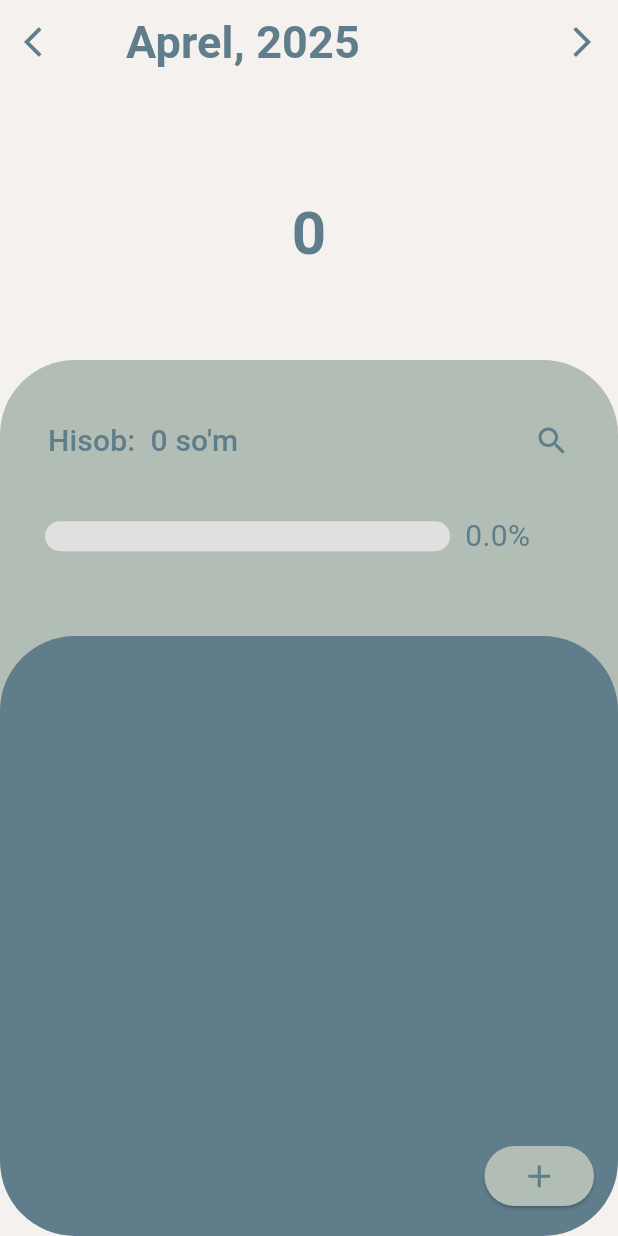
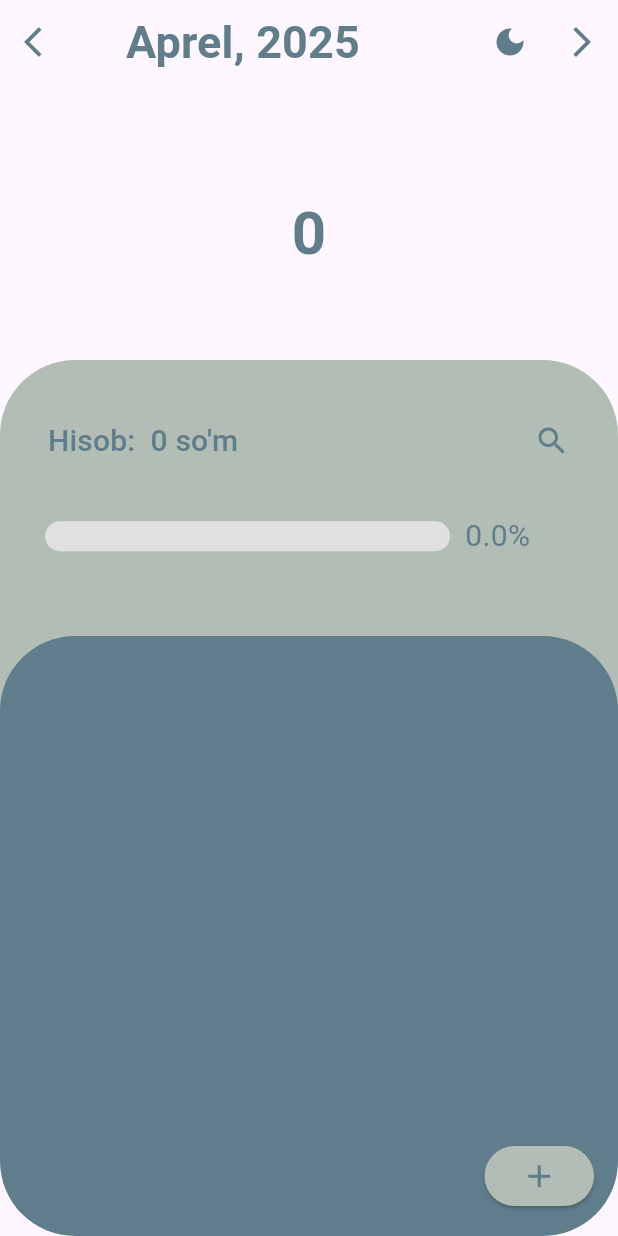
Before and after one commit to Muhammad-Zaripov/wallet_app_real, a Flutter app: the screen it shows after launch, on a phone screen of 412 x 824 dp. Run offline on Flutter 3.47's test engine with Material 3 defaults, Android fonts, the phone set to English and light mode, and no system bars; drawn by our look-alikes of percent_indicator; our stand-ins replace adaptive_theme, month_picker_dialog, shared_preferences, sqflite; accounts and stored records are empty.

Commit message:
AdaptiveTheme

```diff
--- a/lib/main.dart
+++ b/lib/main.dart
@@ -1,3 +1,4 @@
+import 'package:adaptive_theme/adaptive_theme.dart';
 import 'package:flutter/material.dart';
 import 'package:wallet_app/data/database/local_database.dart';
 import 'package:wallet_app/views/screens/home_screen.dart';
@@ -8,11 +9,28 @@ void main() async {
   runApp(const MainApp());
 }
 
-class MainApp extends StatelessWidget {
+class MainApp extends StatefulWidget {
   const MainApp({super.key});
 
   @override
+  State<MainApp> createState() => _MainAppState();
+}
+
+class _MainAppState extends State<MainApp> {
+  @override
   Widget build(BuildContext context) {
-    return MaterialApp(debugShowCheckedModeBanner: false, home: HomeScreen());
+    return AdaptiveTheme(
+      initial: AdaptiveThemeMode.light,
+      light: ThemeData(brightness: Brightness.light),
+      dark: ThemeData(brightness: Brightness.dark),
+      builder: (light, dark) {
+        return MaterialApp(
+          debugShowCheckedModeBanner: false,
+          theme: light,
+          darkTheme: dark,
+          home: HomeScreen(),
+        );
+      },
+    );
   }
 }
--- a/lib/views/screens/home_screen.dart
+++ b/lib/views/screens/home_screen.dart
@@ -1,3 +1,4 @@
+import 'package:adaptive_theme/adaptive_theme.dart';
 import 'package:flutter/material.dart';
 import 'package:intl/intl.dart';
 import 'package:month_picker_dialog/month_picker_dialog.dart';
@@ -58,9 +59,9 @@ class _HomeScreenState extends State<HomeScreen> {
   @override
   Widget build(BuildContext context) {
     return Scaffold(
-      backgroundColor: Color(0xffF4F1EE),
+      // backgroundColor: Color(0xffF4F1EE),
       appBar: AppBar(
-        backgroundColor: Color(0xffF4F1EE),
+        // backgroundColor: Color(0xffF4F1EE),
         leading: IconButton(
           onPressed: () {
             _selectedDate = DateTime(
@@ -84,6 +85,22 @@ class _HomeScreenState extends State<HomeScreen> {
         ),
 
         actions: [
+          Row(
+            children: [
+              IconButton(
+                onPressed: () {
+                  if (AdaptiveTheme.of(context).mode ==
+                      AdaptiveThemeMode.light) {
+                    AdaptiveTheme.of(context).setDark();
+                  } else {
+                    AdaptiveTheme.of(context).setLight();
+                  }
+                },
+                icon:
+                    (AdaptiveTheme.of(context).mode == AdaptiveThemeMode.light)
+                        ? Icon(Icons.dark_mode, color: Colors.blueGrey)
+                        : Icon(Icons.light_mode),
+              ),
               IconButton(
                 onPressed: () {
                   _selectedDate = DateTime(
@@ -93,6 +110,8 @@ class _HomeScreenState extends State<HomeScreen> {
                   setState(() {});
                 },
                 icon: Icon(Icons.arrow_forward_ios, color: Colors.blueGrey),
+              ),
+            ],
           ),
         ],
       ),
--- a/pubspec.yaml
+++ b/pubspec.yaml
@@ -7,6 +7,7 @@ environment:
   sdk: ^3.7.0
 
 dependencies:
+  adaptive_theme: ^3.7.0
   flutter:
     sdk: flutter
   intl: ^0.20.2
```
Also changed, not shown: pubspec.lock. Lines whose indentation alone changed are shown as unchanged.
